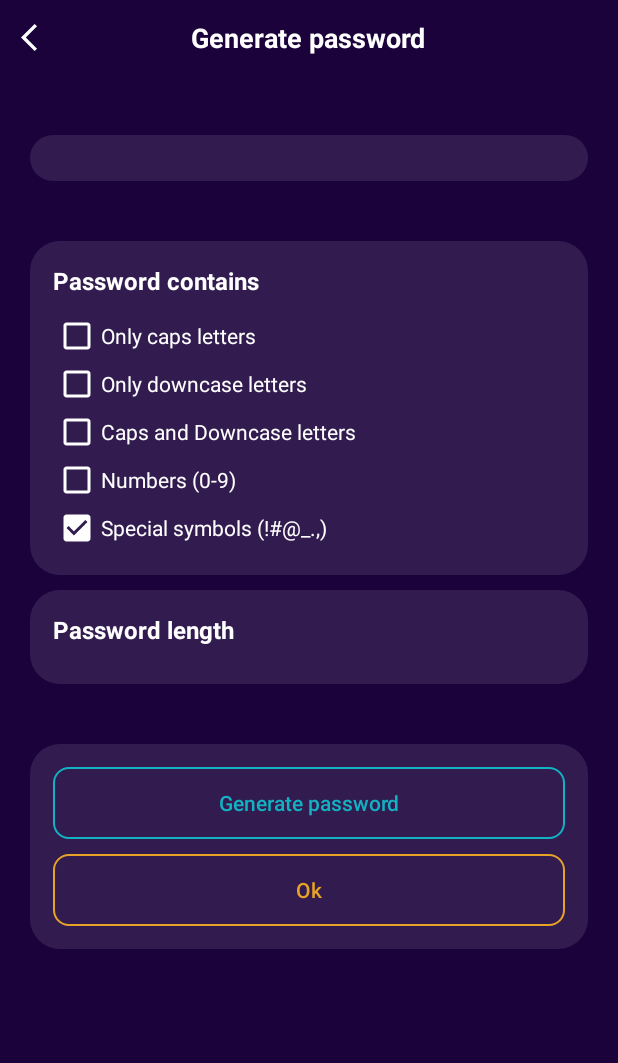
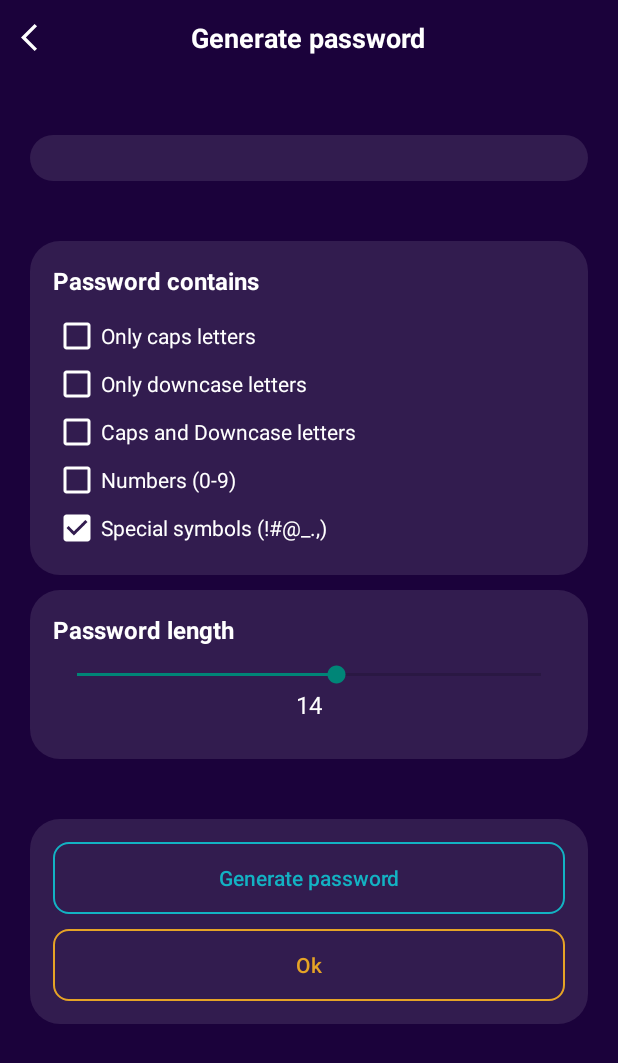
Before and after one commit to alexandrakomkova/passave, an Android app: the screen it shows after launch (GeneratePasswordActivity), on a phone screen of 412 x 824 dp. Shown: the top 1063 px of the screen. Run offline under Robolectric (Android 15) with nearby library versions, the phone set to English and light mode, and no system bars.

Commit message:
add password length seek bar

```diff
--- a/app/src/main/res/layout/activity_generate_password.xml
+++ b/app/src/main/res/layout/activity_generate_password.xml
@@ -143,6 +143,26 @@
                     android:textSize="16sp"
                     android:layout_marginBottom="10dp"/>
 
+                <!--https://metanit.com/java/android/4.7.php-->
+                <SeekBar
+                    android:id="@+id/password_length_seekBar"
+                    android:layout_width="match_parent"
+                    android:layout_height="wrap_content"
+                    android:progress="14"
+                    android:max="25"/>
+
+                <TextView
+                    android:id="@+id/password_length_value"
+                    android:layout_width="match_parent"
+                    android:layout_height="wrap_content"
+                    android:layout_centerVertical="true"
+                    android:layout_marginBottom="10dp"
+                    android:text="14"
+
+                    android:textAlignment="center"
+                    android:textColor="@color/white"
+                    android:textSize="16sp" />
+
 
             </LinearLayout>
 
```
